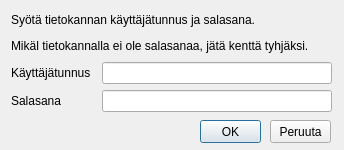
The window that Kauko/ui/db_login_form.ui (sitowise/Kauko) describes before a commit, drawn with Qt 5.
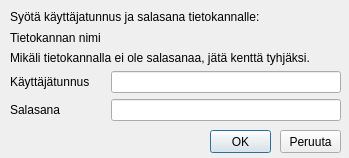
The same window after the commit. Custom widgets are drawn as their Qt base class.

Commit message: Improved error handiling and fixed crash with open project dialog

The edit to the form file:
```diff
--- a/Kauko/ui/db_login_form.ui
+++ b/Kauko/ui/db_login_form.ui
@@ -6,8 +6,8 @@
    <rect>
     <x>0</x>
     <y>0</y>
-    <width>344</width>
-    <height>150</height>
+    <width>349</width>
+    <height>158</height>
    </rect>
   </property>
   <property name="windowTitle">
@@ -16,8 +16,8 @@
   <widget class="QPushButton" name="pushButton">
    <property name="geometry">
     <rect>
-     <x>200</x>
-     <y>120</y>
+     <x>210</x>
+     <y>130</y>
      <width>61</width>
      <height>23</height>
     </rect>
@@ -29,8 +29,8 @@
   <widget class="QPushButton" name="pushButton_2">
    <property name="geometry">
     <rect>
-     <x>270</x>
-     <y>120</y>
+     <x>280</x>
+     <y>130</y>
      <width>61</width>
      <height>23</height>
     </rect>
@@ -39,22 +39,40 @@
     <string>Peruuta</string>
    </property>
   </widget>
-  <widget class="QWidget" name="layoutWidget">
+  <widget class="QWidget" name="">
    <property name="geometry">
     <rect>
-     <x>11</x>
-     <y>11</y>
-     <width>321</width>
-     <height>101</height>
+     <x>10</x>
+     <y>10</y>
+     <width>331</width>
+     <height>111</height>
     </rect>
    </property>
    <layout class="QVBoxLayout" name="verticalLayout">
     <item>
-     <widget class="QLabel" name="label_3">
-      <property name="text">
-       <string>&lt;html&gt;&lt;head/&gt;&lt;body&gt;&lt;p&gt;Syötä tietokannan käyttäjätunnus ja salasana.&lt;/p&gt;&lt;p&gt;Mikäl tietokannalla ei ole salasanaa, jätä kenttä tyhjäksi.&lt;/p&gt;&lt;/body&gt;&lt;/html&gt;</string>
-      </property>
-     </widget>
+     <layout class="QVBoxLayout" name="verticalLayout_2">
+      <item>
+       <widget class="QLabel" name="label_5">
+        <property name="text">
+         <string>Syötä käyttäjatunnus ja salasana tietokannalle:</string>
+        </property>
+       </widget>
+      </item>
+      <item>
+       <widget class="QLabel" name="labelDbName">
+        <property name="text">
+         <string>Tietokannan nimi</string>
+        </property>
+       </widget>
+      </item>
+      <item>
+       <widget class="QLabel" name="label_4">
+        <property name="text">
+         <string>Mikäli tietokannalla ei ole salasanaa, jätä kenttä tyhjäksi.</string>
+        </property>
+       </widget>
+      </item>
+     </layout>
     </item>
     <item>
      <layout class="QHBoxLayout" name="horizontalLayout">
```
The commit also changes 4 other files.
